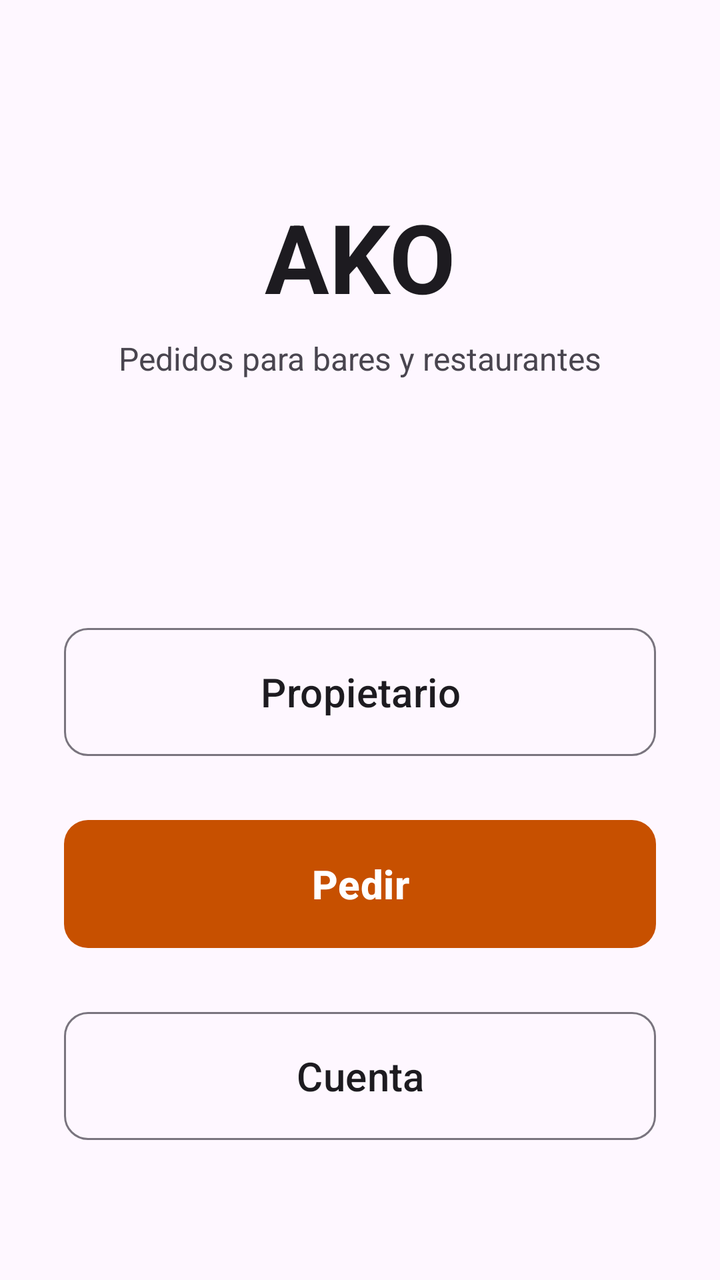
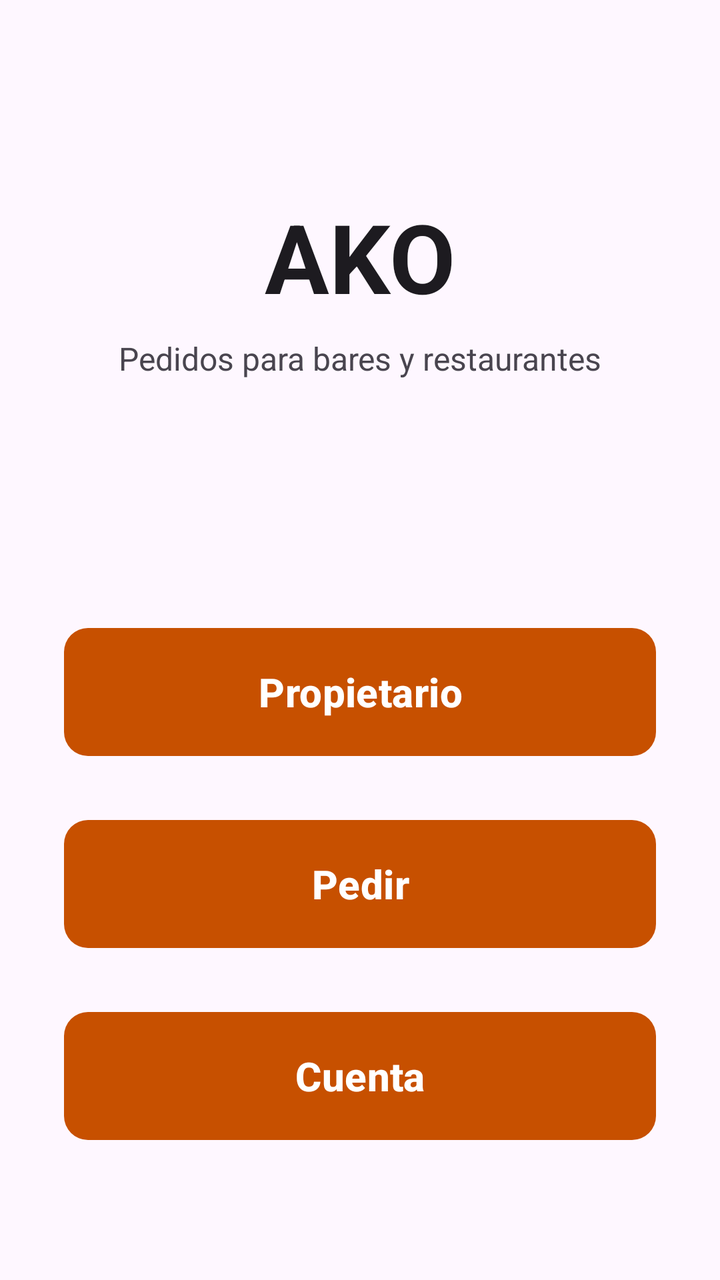

Two renders of the same Android screen: before a commit and after it. Below are the layout's source before the change and the commit's diff.
<!-- AndroidManifest.xml: application theme Theme.AKO -->
<!-- res/layout/fragment_selector.xml -->
<?xml version="1.0" encoding="utf-8"?>
<ScrollView xmlns:android="http://schemas.android.com/apk/res/android"
    xmlns:app="http://schemas.android.com/apk/res-auto"
    android:layout_width="match_parent"
    android:layout_height="match_parent"
    android:fillViewport="true">

<androidx.constraintlayout.widget.ConstraintLayout
    android:layout_width="match_parent"
    android:layout_height="wrap_content">

    <TextView
        android:id="@+id/textoNombre"
        android:layout_width="wrap_content"
        android:layout_height="wrap_content"
        android:layout_marginTop="96dp"
        android:text="@string/app_name"
        android:textColor="?attr/colorOnSurface"
        android:textSize="48sp"
        android:textStyle="bold"
        app:layout_constraintEnd_toEndOf="parent"
        app:layout_constraintStart_toStartOf="parent"
        app:layout_constraintTop_toTopOf="parent" />

    <TextView
        android:id="@+id/textoSubtitulo"
        android:layout_width="wrap_content"
        android:layout_height="wrap_content"
        android:layout_marginTop="8dp"
        android:text="@string/selector_subtitulo"
        android:textColor="?android:attr/textColorSecondary"
        android:textSize="16sp"
        app:layout_constraintEnd_toEndOf="parent"
        app:layout_constraintStart_toStartOf="parent"
        app:layout_constraintTop_toBottomOf="@id/textoNombre" />

    <com.google.android.material.button.MaterialButton
        android:id="@+id/botonPropietario"
        style="@style/Widget.Material3.Button.OutlinedButton"
        android:layout_width="0dp"
        android:layout_height="72dp"
        android:layout_marginStart="32dp"
        android:layout_marginTop="120dp"
        android:layout_marginEnd="32dp"
        android:text="@string/selector_btn_propietario"
        android:textColor="?attr/colorOnSurface"
        android:textSize="20sp"
        app:cornerRadius="12dp"
        app:layout_constraintEnd_toEndOf="parent"
        app:layout_constraintStart_toStartOf="parent"
        app:layout_constraintTop_toBottomOf="@id/textoSubtitulo" />

    <com.google.android.material.button.MaterialButton
        android:id="@+id/botonPedir"
        android:layout_width="0dp"
        android:layout_height="72dp"
        android:layout_marginStart="32dp"
        android:layout_marginTop="24dp"
        android:layout_marginEnd="32dp"
        android:text="@string/selector_btn_pedir"
        android:textSize="20sp"
        android:textStyle="bold"
        app:cornerRadius="12dp"
        app:layout_constraintEnd_toEndOf="parent"
        app:layout_constraintStart_toStartOf="parent"
        app:layout_constraintTop_toBottomOf="@id/botonPropietario" />

    <com.google.android.material.button.MaterialButton
        android:id="@+id/botonCuenta"
        style="@style/Widget.Material3.Button.OutlinedButton"
        android:layout_width="0dp"
        android:layout_height="72dp"
        android:layout_marginStart="32dp"
        android:layout_marginTop="24dp"
        android:layout_marginEnd="32dp"
        android:text="@string/selector_btn_cuenta"
        android:textColor="?attr/colorOnSurface"
        android:textSize="20sp"
        app:cornerRadius="12dp"
        app:layout_constraintEnd_toEndOf="parent"
        app:layout_constraintStart_toStartOf="parent"
        app:layout_constraintTop_toBottomOf="@id/botonPedir" />

</androidx.constraintlayout.widget.ConstraintLayout>

</ScrollView>
<!-- resources referenced by this layout -->
<resources>
  <string name="app_name" translatable="false">AKO</string>
  <string name="selector_btn_cuenta">Cuenta</string>
  <string name="selector_btn_pedir">Pedir</string>
  <string name="selector_btn_propietario">Propietario</string>
  <string name="selector_subtitulo">Pedidos para bares y restaurantes</string>
  <style name="Theme.AKO" parent="Base.Theme.AKO" />
  <style name="Base.Theme.AKO" parent="Theme.Material3.DayNight.NoActionBar">
          
          <item name="colorPrimary">@color/acento</item>
          
          <item name="colorOnPrimary">@color/white</item>
          
          <item name="materialAlertDialogTheme">@style/ThemeOverlay.AKO.Dialogo</item>
          
          <item name="textInputStyle">@style/Widget.AKO.CampoTexto</item>
      </style>
  <color name="acento">#FFC75000</color>
  <color name="white">#FFFFFFFF</color>
  <style name="ThemeOverlay.AKO.Dialogo" parent="ThemeOverlay.Material3.MaterialAlertDialog">
          <item name="colorPrimary">?attr/colorOnSurface</item>
      </style>
  <style name="Widget.AKO.CampoTexto" parent="Widget.Material3.TextInputLayout.OutlinedBox">
          <item name="materialThemeOverlay">@style/ThemeOverlay.AKO.CampoTexto</item>
      </style>
  <style name="ThemeOverlay.AKO.CampoTexto" parent="ThemeOverlay.Material3.TextInputEditText.OutlinedBox">
          <item name="colorPrimary">?attr/colorOnSurface</item>
      </style>
</resources>

<!-- the commit's change to res/layout/fragment_selector.xml (unified diff, before → after) -->
@@ -36,15 +36,14 @@
 
     <com.google.android.material.button.MaterialButton
         android:id="@+id/botonPropietario"
-        style="@style/Widget.Material3.Button.OutlinedButton"
         android:layout_width="0dp"
         android:layout_height="72dp"
         android:layout_marginStart="32dp"
         android:layout_marginTop="120dp"
         android:layout_marginEnd="32dp"
         android:text="@string/selector_btn_propietario"
-        android:textColor="?attr/colorOnSurface"
         android:textSize="20sp"
+        android:textStyle="bold"
         app:cornerRadius="12dp"
         app:layout_constraintEnd_toEndOf="parent"
         app:layout_constraintStart_toStartOf="parent"
@@ -67,15 +66,14 @@
 
     <com.google.android.material.button.MaterialButton
         android:id="@+id/botonCuenta"
-        style="@style/Widget.Material3.Button.OutlinedButton"
         android:layout_width="0dp"
         android:layout_height="72dp"
         android:layout_marginStart="32dp"
         android:layout_marginTop="24dp"
         android:layout_marginEnd="32dp"
         android:text="@string/selector_btn_cuenta"
-        android:textColor="?attr/colorOnSurface"
         android:textSize="20sp"
+        android:textStyle="bold"
         app:cornerRadius="12dp"
         app:layout_constraintEnd_toEndOf="parent"
         app:layout_constraintStart_toStartOf="parent"
